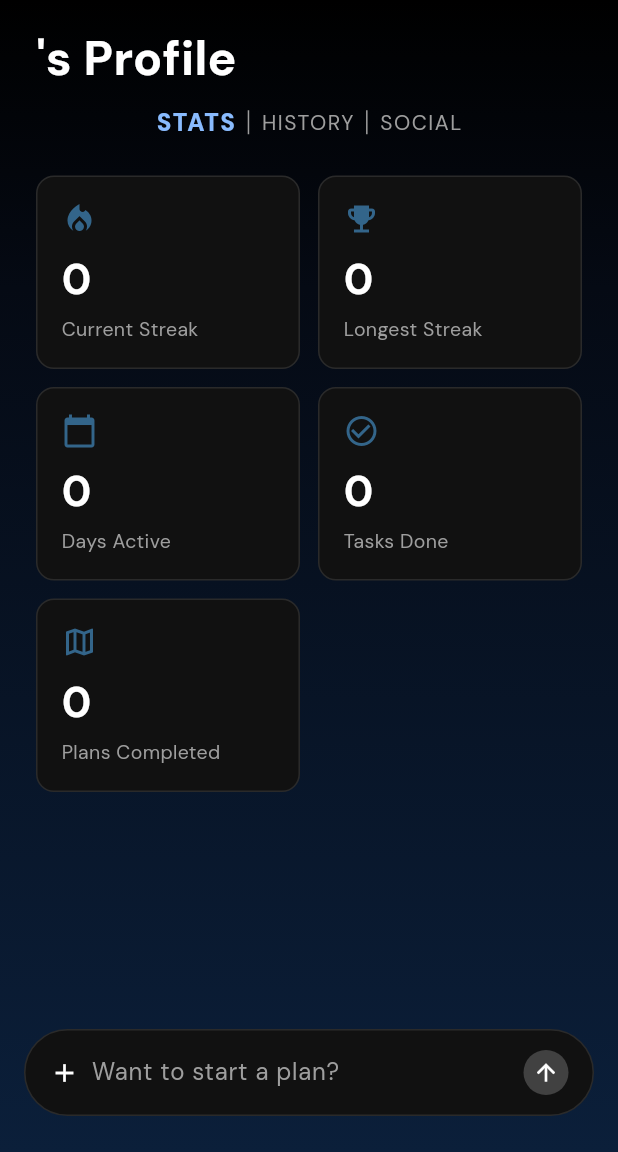
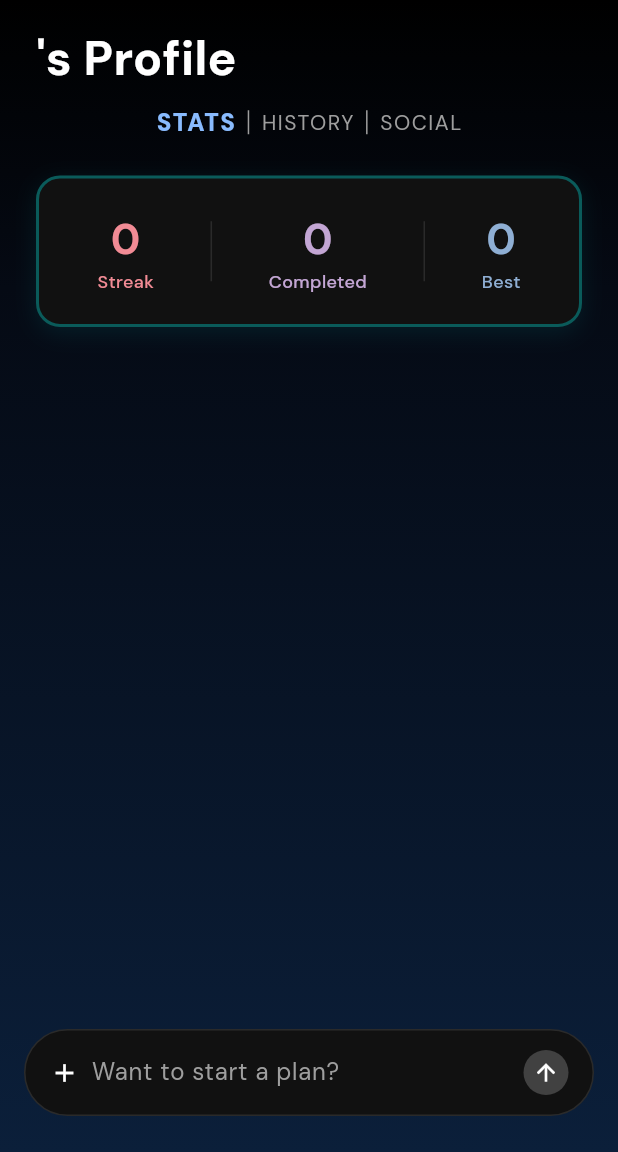
Before and after one commit to RAGs-to-Riches-Blasterhacks/lattice, a Flutter app: the ProjectsScreen screen opened by its route, after a tap on an icon or button, on a phone screen of 412 x 824 dp, the part 84-1236 px from its top. Run offline on Flutter 3.47's test engine with Material 3 defaults, Android fonts, the light colour scheme and no system bars; our stand-ins replace fl_chart, flutter_secure_storage, flutter_svg, geocoding, geolocator, google_fonts and 1 more; missing offline and left inert: mobile_scanner; accounts and stored records are empty; network calls fail.

Commit message:
redesigned stats screen to better fit the whole app

```diff
--- /dev/null
+++ b/Frontend/Flutter/devtools_options.yaml
@@ -0,0 +1,3 @@
+description: This file stores settings for Dart & Flutter DevTools.
+documentation: https://docs.flutter.dev/tools/devtools/extensions#configure-extension-enablement-states
+extensions:
--- a/Frontend/Flutter/lib/screens/profile_stats_screen.dart
+++ b/Frontend/Flutter/lib/screens/profile_stats_screen.dart
@@ -1,4 +1,5 @@
 import 'package:flutter/material.dart';
+import 'package:fl_chart/fl_chart.dart';
 import 'package:lattice/models/user_stats.dart';
 import 'package:lattice/services/api_service.dart';
 import 'package:lattice/themes/app_colors.dart';
@@ -43,111 +44,309 @@ class _ProfileStatsScreenState extends State<ProfileStatsScreen> {
       child: Column(
         crossAxisAlignment: CrossAxisAlignment.start,
         children: [
-          Row(
-            children: [
-              _StatTile(
-                label: 'Current Streak',
-                value: '${_stats?.currentStreak ?? 0}',
-                icon: Icons.local_fire_department,
-              ),
-              const SizedBox(width: 12),
-              _StatTile(
-                label: 'Longest Streak',
-                value: '${_stats?.longestStreak ?? 0}',
-                icon: Icons.emoji_events,
-              ),
-            ],
+          // Profile Engagement Header
+          _ProfileEngagementCard(
+            currentStreak: _stats?.currentStreak ?? 0,
+            longestStreak: _stats?.longestStreak ?? 0,
+            tasksCompleted: _stats?.totalTasksCompleted ?? 0,
           ),
-          const SizedBox(height: 12),
-          Row(
-            children: [
-              _StatTile(
-                label: 'Days Active',
-                value: '${_stats?.totalDaysActive ?? 0}',
-                icon: Icons.calendar_today,
-              ),
-              const SizedBox(width: 12),
-              _StatTile(
-                label: 'Tasks Done',
-                value: '${_stats?.totalTasksCompleted ?? 0}',
-                icon: Icons.check_circle_outline,
-              ),
-            ],
-          ),
-          const SizedBox(height: 12),
-          Row(
-            children: [
-              _StatTile(
-                label: 'Plans Completed',
-                value: '${_stats?.totalPlansCompleted ?? 0}',
-                icon: Icons.map_outlined,
-              ),
-              const SizedBox(width: 12),
-              const Expanded(child: SizedBox()),
-            ],
-          ),
-          const SizedBox(height: 20),
-          _ActivityChart(days: _stats?.tasksCompletedByDay ?? []),
+          const SizedBox(height: 24),
+
+          // Activity Feed
+          _ActivityFeed(days: _stats?.tasksCompletedByDay ?? []),
         ],
       ),
     );
   }
 }
 
-class _ActivityChart extends StatelessWidget {
+// Profile Engagement Header (like Instagram bio)
+class _ProfileEngagementCard extends StatelessWidget {
+  final int currentStreak;
+  final int longestStreak;
+  final int tasksCompleted;
+
+  const _ProfileEngagementCard({
+    required this.currentStreak,
+    required this.longestStreak,
+    required this.tasksCompleted,
+  });
+
+  @override
+  Widget build(BuildContext context) {
+    return Container(
+      padding: const EdgeInsets.all(20),
+      decoration: BoxDecoration(
+        color: AppColors.cardBackground,
+        border: Border.all(
+          color: const Color(0xFF00C9C8).withValues(alpha: 0.4),
+          width: 2,
+        ),
+        borderRadius: BorderRadius.circular(16),
+        boxShadow: [
+          BoxShadow(
+            color: const Color(0xFF00C9C8).withValues(alpha: 0.1),
+            blurRadius: 12,
+            offset: const Offset(0, 4),
+          ),
+        ],
+      ),
+      child: Column(
+        crossAxisAlignment: CrossAxisAlignment.start,
+        children: [
+          Row(
+            mainAxisAlignment: MainAxisAlignment.spaceAround,
+            children: [
+              Column(
+                children: [
+                  Text(
+                    '$currentStreak',
+                    style: const TextStyle(
+                      fontSize: 28,
+                      fontWeight: FontWeight.w700,
+                      color: Color(0xFFF28B95),
+                    ),
+                  ),
+                  const Text(
+                    'Streak',
+                    style: TextStyle(
+                      fontSize: 12,
+                      color: Color(0xFFF28B95),
+                      fontWeight: FontWeight.w500,
+                    ),
+                  ),
+                ],
+              ),
+              Container(
+                height: 40,
+                width: 1,
+                color: AppColors.cardBorder,
+              ),
+              Column(
+                children: [
+                  Text(
+                    '$tasksCompleted',
+                    style: const TextStyle(
+                      fontSize: 28,
+                      fontWeight: FontWeight.w700,
+                      color: Color(0xFFC3A6D4),
+                    ),
+                  ),
+                  const Text(
+                    'Completed',
+                    style: TextStyle(
+                      fontSize: 12,
+                      color: Color(0xFFC3A6D4),
+                      fontWeight: FontWeight.w500,
+                    ),
+                  ),
+                ],
+              ),
+              Container(
+                height: 40,
+                width: 1,
+                color: AppColors.cardBorder,
+              ),
+              Column(
+                children: [
+                  Text(
+                    '$longestStreak',
+                    style: const TextStyle(
+                      fontSize: 28,
+                      fontWeight: FontWeight.w700,
+                      color: Color(0xFF8FAFD4),
+                    ),
+                  ),
+                  const Text(
+                    'Best',
+                    style: TextStyle(
+                      fontSize: 12,
+                      color: Color(0xFF8FAFD4),
+                      fontWeight: FontWeight.w500,
+                    ),
+                  ),
+                ],
+              ),
+            ],
+          ),
+        ],
+      ),
+    );
+  }
+}
+
+// Activity Feed (line chart)
+class _ActivityFeed extends StatelessWidget {
   final List<DailyTaskCount> days;
 
-  const _ActivityChart({required this.days});
+  const _ActivityFeed({required this.days});
 
   @override
   Widget build(BuildContext context) {
     if (days.isEmpty) return const SizedBox.shrink();
 
     final maxCount = days.fold<int>(0, (m, d) => d.count > m ? d.count : m);
-    final barMax = maxCount > 0 ? maxCount : 1;
+    final yMax = maxCount > 0 ? (maxCount * 1.2).toDouble() : 10.0;
+
+    // Create line chart spots
+    final spots = List<FlSpot>.generate(
+      days.length,
+      (i) => FlSpot(i.toDouble(), days[i].count.toDouble()),
+    );
 
     return Container(
-      padding: const EdgeInsets.all(16),
+      padding: const EdgeInsets.all(20),
       decoration: BoxDecoration(
         color: AppColors.cardBackground,
-        borderRadius: BorderRadius.circular(12),
-        border: Border.all(color: AppColors.cardBorder),
+        borderRadius: BorderRadius.circular(16),
+        border: Border.all(
+          color: const Color(0xFF00C9C8).withValues(alpha: 0.3),
+          width: 1.5,
+        ),
       ),
       child: Column(
         crossAxisAlignment: CrossAxisAlignment.start,
         children: [
           const Text(
-            'Tasks Completed (30 days)',
+            'Activity Feed',
             style: TextStyle(
+              fontSize: 16,
+              fontWeight: FontWeight.w600,
               color: AppColors.textPrimary,
-              fontSize: 14,
-              fontWeight: FontWeight.w600,
             ),
           ),
           const SizedBox(height: 16),
           SizedBox(
-            height: 80,
-            child: Row(
-              crossAxisAlignment: CrossAxisAlignment.end,
-              children: days.map((day) {
-                final fraction = day.count / barMax;
-                return Expanded(
-                  child: Padding(
-                    padding: const EdgeInsets.symmetric(horizontal: 0.5),
-                    child: FractionallySizedBox(
-                      heightFactor: day.count > 0 ? 0.1 + (0.9 * fraction) : 0.05,
-                      child: Container(
-                        decoration: BoxDecoration(
-                          color: day.count > 0
-                              ? AppColors.accent.withValues(alpha: 0.4 + 0.6 * fraction)
-                              : AppColors.cardBorder,
-                          borderRadius: BorderRadius.circular(2),
-                        ),
-                      ),
+            height: 200,
+            child: LineChart(
+              LineChartData(
+                gridData: FlGridData(
+                  show: true,
+                  drawVerticalLine: false,
+                  horizontalInterval: (yMax / 5).ceil().toDouble(),
+                  getDrawingHorizontalLine: (value) {
+                    return FlLine(
+                      color: const Color(0xFF00C9C8).withValues(alpha: 0.1),
+                      strokeWidth: 1,
+                    );
+                  },
+                ),
+                titlesData: FlTitlesData(
+                  bottomTitles: AxisTitles(
+                    sideTitles: SideTitles(
+                      showTitles: true,
+                      reservedSize: 30,
+                      interval: (days.length / 6).ceilToDouble(),
+                      getTitlesWidget: (value, meta) {
+                        final index = value.toInt();
+                        if (index >= 0 && index < days.length) {
+                          return Text(
+                            'D${index + 1}',
+                            style: const TextStyle(
+                              fontSize: 10,
+                              color: AppColors.textSecondary,
+                            ),
+                          );
+                        }
+                        return const SizedBox.shrink();
+                      },
                     ),
                   ),
-                );
-              }).toList(),
+                  leftTitles: AxisTitles(
+                    sideTitles: SideTitles(
+                      showTitles: true,
+                      reservedSize: 40,
+                      interval: (yMax / 5).ceil().toDouble(),
+                      getTitlesWidget: (value, meta) {
+                        return Text(
+                          value.toInt().toString(),
+                          style: const TextStyle(
+                            fontSize: 10,
+                            color: AppColors.textSecondary,
+                          ),
+                        );
+                      },
+                    ),
+                  ),
+                  topTitles: const AxisTitles(
+                    sideTitles: SideTitles(showTitles: false),
+                  ),
+                  rightTitles: const AxisTitles(
+                    sideTitles: SideTitles(showTitles: false),
+                  ),
+                ),
+                borderData: FlBorderData(
+                  show: true,
+                  border: Border(
+                    bottom: BorderSide(
+                      color: const Color(0xFF00C9C8).withValues(alpha: 0.2),
+                      width: 1,
+                    ),
+                    left: BorderSide(
+                      color: const Color(0xFF00C9C8).withValues(alpha: 0.2),
+                      width: 1,
+                    ),
+                  ),
+                ),
+                minX: 0,
+                maxX: (days.length - 1).toDouble(),
+                minY: 0,
+                maxY: yMax,
+                lineBarsData: [
+                  LineChartBarData(
+                    spots: spots,
+                    isCurved: true,
+                    curveSmoothness: 0.2,
+                    color: const Color(0xFF00C9C8),
+                    barWidth: 3,
+                    isStrokeCapRound: true,
+                    dotData: FlDotData(
+                      show: false,
+                      getDotPainter: (spot, percent, barData, index) {
+                        return FlDotCirclePainter(
+                          radius: 4,
+                          color: const Color(0xFFF28B95),
+                          strokeWidth: 2,
+                          strokeColor: Colors.white,
+                        );
+                      },
+                    ),
+                    belowBarData: BarAreaData(
+                      show: true,
+                      color: const Color(0xFF00C9C8).withValues(alpha: 0.1),
+                    ),
+                  ),
+                ],
+                lineTouchData: LineTouchData(
+                  enabled: true,
+                  touchTooltipData: LineTouchTooltipData(
+                    tooltipBgColor: const Color(0xFF1a1a1a).withValues(
+                      alpha: 0.9,
+                    ),
+                    tooltipRoundedRadius: 8,
+                    getTooltipItems: (touchedSpots) {
+                      return touchedSpots.map((LineBarSpot touchedBarSpot) {
+                        final dayIndex = touchedBarSpot.x.toInt();
+                        if (dayIndex >= 0 && dayIndex < days.length) {
+                          final count = touchedBarSpot.y.toInt();
+                          return LineTooltipItem(
+                            '$count tasks',
+                            const TextStyle(
+                              color: Colors.white,
+                              fontWeight: FontWeight.w600,
+                              fontSize: 12,
+                            ),
+                          );
+                        }
+                        return LineTooltipItem(
+                          '',
+                          const TextStyle(),
+                        );
+                      }).toList();
+                    },
+                  ),
+                ),
+              ),
             ),
           ),
         ],
@@ -155,52 +354,3 @@ class _ActivityChart extends StatelessWidget {
     );
   }
 }
-
-class _StatTile extends StatelessWidget {
-  final String label;
-  final String value;
-  final IconData icon;
-
-  const _StatTile({
-    required this.label,
-    required this.value,
-    required this.icon,
-  });
-
-  @override
-  Widget build(BuildContext context) {
-    return Expanded(
-      child: Container(
-        padding: const EdgeInsets.all(16),
-        decoration: BoxDecoration(
-          color: AppColors.cardBackground,
-          borderRadius: BorderRadius.circular(12),
-          border: Border.all(color: AppColors.cardBorder),
-        ),
-        child: Column(
-          crossAxisAlignment: CrossAxisAlignment.start,
-          children: [
-            Icon(icon, color: AppColors.accent, size: 24),
-            const SizedBox(height: 8),
-            Text(
-              value,
-              style: const TextStyle(
-                color: AppColors.textPrimary,
-                fontSize: 28,
-                fontWeight: FontWeight.bold,
-              ),
-            ),
-            const SizedBox(height: 4),
-            Text(
-              label,
-              style: const TextStyle(
-                color: AppColors.textSecondary,
-                fontSize: 13,
-              ),
-            ),
-          ],
-        ),
-      ),
-    );
-  }
-}
--- a/Frontend/Flutter/lib/services/api_service.dart
+++ b/Frontend/Flutter/lib/services/api_service.dart
@@ -18,7 +18,7 @@ class ApiException implements Exception {
 class ApiService {
   static const String _baseUrl = String.fromEnvironment(
     'API_URL',
-    defaultValue: 'http://127.0.0.1:8000/api',
+    defaultValue: 'http://10.0.2.2:8000/api',
   ); //URL 10.0.2.2 for Android simulation
 
   String? _authToken;
--- a/Frontend/Flutter/lib/themes/app_colors.dart
+++ b/Frontend/Flutter/lib/themes/app_colors.dart
@@ -39,4 +39,11 @@ class AppColors {
   static const Color iconArticle = Color(0xFF64B5F6);
   static const Color iconExercise = Color(0xFF81C784);
   static const Color iconEvent = Color(0xFFBA68C8);
+
+  // Landing screen card colors (vibrant palette)
+  static const Color cardColorPink = Color(0xFFF28B95);
+  static const Color cardColorPurple = Color(0xFFC3A6D4);
+  static const Color cardColorBlue = Color(0xFF8FAFD4);
+  static const Color cardColorBeige = Color(0xFFF5F0E1);
+  static const Color cardColorGreen = Color(0xFF6A9F6B);
 }
--- a/Frontend/Flutter/pubspec.yaml
+++ b/Frontend/Flutter/pubspec.yaml
@@ -23,6 +23,7 @@ dependencies:
   geolocator: ^11.0.0
   permission_handler: ^12.0.1
   geocoding: ^3.0.0
+  fl_chart: ^0.65.0
 
 dev_dependencies:
   flutter_test:
```
Also changed, not shown: Frontend/Flutter/pubspec.lock.
